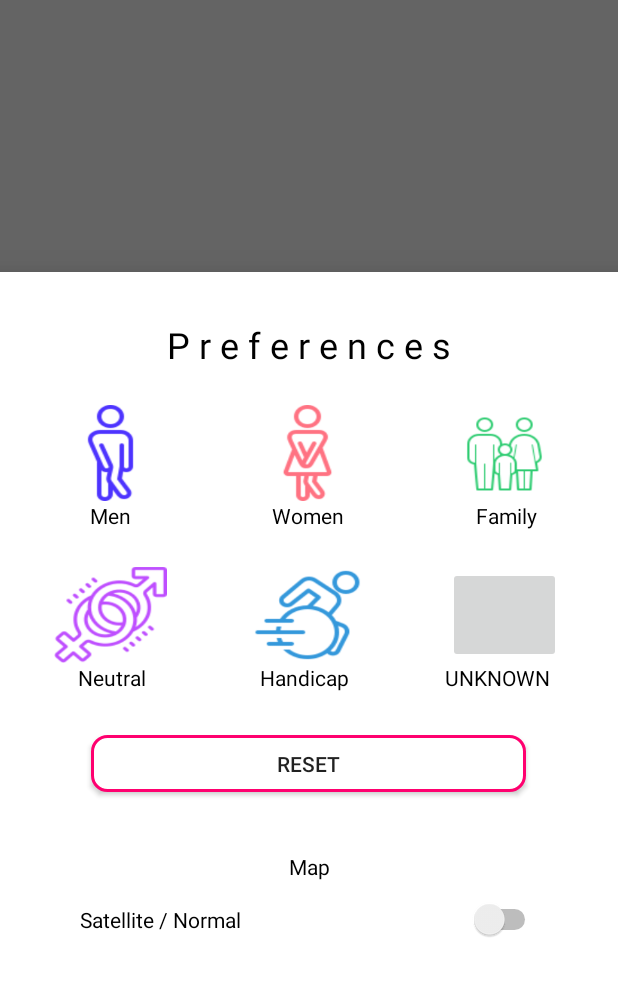
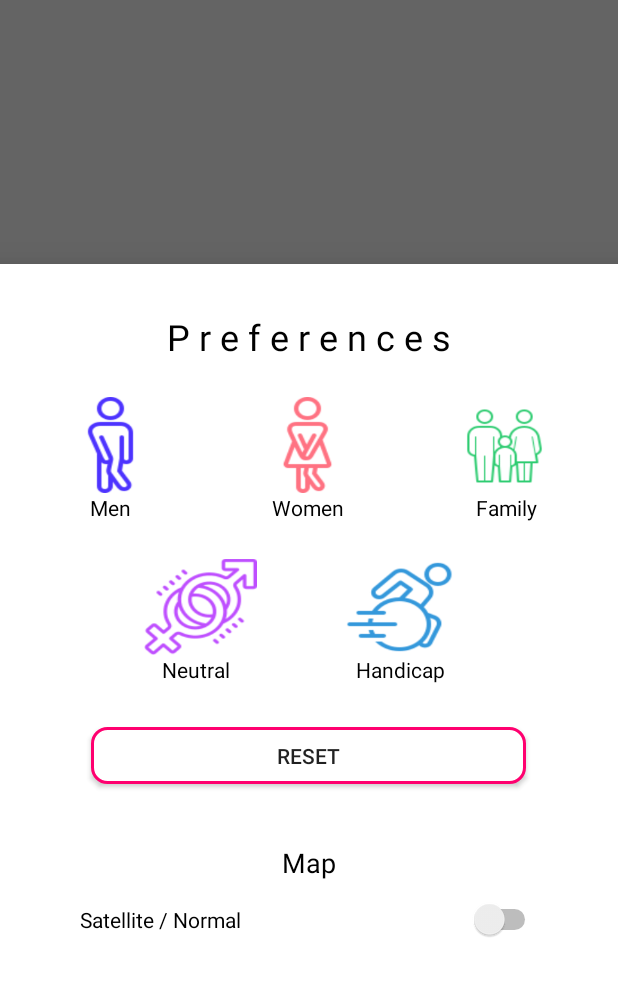
Before and after one commit to pr0jectf3/Potty-Time, an Android app: the screen it shows after launch (MainActivity), after a tap on an icon or button, on a phone screen of 412 x 824 dp, the part 137-1133 px from its top. Run offline under Robolectric (Android 15) with nearby library versions, the phone set to English and light mode, and no system bars; our stand-ins replace Firebase (no records; nobody signed in at launch, a user with empty details on screens opened directly), navigation-ui.

```diff
--- a/app/src/main/java/com/example/pottytime/ui/home/HomeFragment.kt
+++ b/app/src/main/java/com/example/pottytime/ui/home/HomeFragment.kt
@@ -21,7 +21,9 @@ import com.google.android.gms.maps.OnMapReadyCallback
 import com.google.android.gms.maps.SupportMapFragment
 import com.google.android.gms.maps.model.*
 import com.google.android.material.bottomsheet.BottomSheetDialog
+import com.google.firebase.firestore.CollectionReference
 import com.google.firebase.firestore.FirebaseFirestore
+import com.google.firebase.firestore.Query
 import kotlinx.android.synthetic.main.dialog_layout.*
 import kotlinx.android.synthetic.main.dialog_layout.view.*
 import kotlinx.android.synthetic.main.fragment_home.*
@@ -64,6 +66,7 @@ class HomeFragment : Fragment(), OnMapReadyCallback {
         rootView.homeButton.setOnClickListener {
             val dialog = BottomSheetDialog(this.requireContext())
             val view = layoutInflater.inflate(R.layout.dialog_layout,null)
+            setInitState(view)
             setButtonPreferences(view)
             dialog.setContentView(view)
             dialog.show()
@@ -76,26 +79,32 @@ class HomeFragment : Fragment(), OnMapReadyCallback {
     }
     override fun onMapReady(googleMap: GoogleMap?) {
         mMap = googleMap!!
+        mMap.clear()
         if (isSatellite) mMap.setMapType(GoogleMap.MAP_TYPE_HYBRID) else mMap.setMapType(GoogleMap.MAP_TYPE_NORMAL)
         val schoolBounds = LatLngBounds(LatLng(34.061334,-118.174004),
             LatLng(34.071732,-118.162157)
         )
 
-        db.collection("bathrooms")
-            .get().addOnSuccessListener { result ->
+        val queryList:MutableList<Query> = filterDB()
+        for(query in queryList){
+            query.get().addOnSuccessListener { result ->
                 for(document in result){
                     val lat = document.data.get("lat").toString().toDouble()
                     val lon = document.data.get("lon").toString().toDouble()
                     val coord = LatLng(lat,lon)
-                    //val marker: MarkerOptions = MarkerOptions().position(coord).title("bathroom")
-                    //marker.icon(BitmapDescriptorFactory.fromResource(R.drawable.toilet_map))
+//                    val marker: MarkerOptions = MarkerOptions().position(coord).title("bathroom")
+//                    marker.icon(BitmapDescriptorFactory.fromResource(R.drawable.toilet_map))
+//                    mMap.addMarker(marker)
                     mMap.addMarker(MarkerOptions().position(coord).title("bathroom"))
                 }
             }
+        }
+
         mMap.setLatLngBoundsForCameraTarget(schoolBounds)
         mMap.moveCamera(CameraUpdateFactory.newLatLngZoom(schoolBounds.center,20.0f))
         mMap.setMinZoomPreference(16.0f)
         setUpMap()
+
     }
 
     private fun setUpMap() {
@@ -107,27 +116,53 @@ class HomeFragment : Fragment(), OnMapReadyCallback {
         }
     }
 
+    private fun filterDB():MutableList<Query>{
+        val queryList = mutableListOf<Query>()
+        val bathroomRef = db.collection("bathrooms")
+        if(isFamily) queryList.add(bathroomRef.whereEqualTo("isFamily",true))
+        if(isNeutral) queryList.add(bathroomRef.whereEqualTo("gender","Neutral"))
+        if(isHandicap) queryList.add(bathroomRef.whereEqualTo("isHandicap",true))
+        if(isMen) queryList.add(bathroomRef.whereEqualTo("gender","Male"))
+        if(isWomen) queryList.add(bathroomRef.whereEqualTo("gender","Female"))
+
+        return queryList
+
+    }
+
+    private fun setInitState(rootView: View){
+        if(isMen) rootView.menButton.setImageResource(R.drawable.male_on) else rootView.menButton.setImageResource(R.drawable.male_off)
+        if(isWomen) rootView.womenButton.setImageResource(R.drawable.female_on) else rootView.womenButton.setImageResource(R.drawable.female_off)
+        if(isFamily) rootView.familyButton.setImageResource(R.drawable.family_on) else rootView.familyButton.setImageResource(R.drawable.family_off)
+        if(isHandicap) rootView.handicapButton.setImageResource(R.drawable.handicap_on) else rootView.handicapButton.setImageResource(R.drawable.handicap_off)
+        if(isNeutral) rootView.neutralButton.setImageResource(R.drawable.neutral_on) else rootView.neutralButton.setImageResource(R.drawable.neutral_off)
+    }
+
     private fun setButtonPreferences(rootView: View){
 
         rootView.menButton.setOnClickListener{
             if(isMen) rootView.menButton.setImageResource(R.drawable.male_off) else rootView.menButton.setImageResource(R.drawable.male_on)
             isMen = !isMen
+            onMapReady(mMap)
         }
         rootView.womenButton.setOnClickListener{
             if(isWomen) rootView.womenButton.setImageResource(R.drawable.female_off) else rootView.womenButton.setImageResource(R.drawable.female_on)
             isWomen = !isWomen
+            onMapReady(mMap)
         }
         rootView.familyButton.setOnClickListener{
             if(isFamily) rootView.familyButton.setImageResource(R.drawable.family_off) else rootView.familyButton.setImageResource(R.drawable.family_on)
             isFamily = !isFamily
+            onMapReady(mMap)
         }
         rootView.handicapButton.setOnClickListener{
             if(isHandicap) rootView.handicapButton.setImageResource(R.drawable.handicap_off) else rootView.handicapButton.setImageResource(R.drawable.handicap_on)
             isHandicap = !isHandicap
+            onMapReady(mMap)
         }
         rootView.neutralButton.setOnClickListener{
             if(isNeutral) rootView.neutralButton.setImageResource(R.drawable.neutral_off) else rootView.neutralButton.setImageResource(R.drawable.neutral_on)
             isNeutral = !isNeutral
+            onMapReady(mMap)
         }
         rootView.mapSwitch.setOnCheckedChangeListener{buttonView, isChecked ->
             if(isChecked) isSatellite = false else isSatellite = !isSatellite
--- a/app/src/main/res/layout/dialog_layout.xml
+++ b/app/src/main/res/layout/dialog_layout.xml
@@ -3,23 +3,14 @@
     xmlns:app="http://schemas.android.com/apk/res-auto"
     xmlns:tools="http://schemas.android.com/tools"
     android:layout_width="match_parent"
-    android:layout_height="match_parent">
-
-    <TextView
-        android:id="@+id/textView8"
-        android:layout_width="wrap_content"
-        android:layout_height="wrap_content"
-        android:layout_marginStart="64dp"
-        android:text="UNKNOWN"
-        android:textColor="#000000"
-        app:layout_constraintStart_toEndOf="@+id/textView7"
-        app:layout_constraintTop_toBottomOf="@+id/imageButton6" />
+    android:layout_height="match_parent"
+    android:background="#FFFFFF">
 
     <TextView
         android:id="@+id/textView6"
         android:layout_width="wrap_content"
         android:layout_height="wrap_content"
-        android:layout_marginStart="52dp"
+        android:layout_marginStart="108dp"
         android:text="Neutral"
         android:textColor="#000000"
         app:layout_constraintStart_toStartOf="parent"
@@ -29,7 +20,7 @@
         android:id="@+id/textView7"
         android:layout_width="wrap_content"
         android:layout_height="wrap_content"
-        android:layout_marginStart="76dp"
+        android:layout_marginStart="84dp"
         android:text="Handicap"
         android:textColor="#000000"
         app:layout_constraintStart_toEndOf="@+id/textView6"
@@ -49,24 +40,15 @@
         android:id="@+id/handicapButton"
         android:layout_width="75dp"
         android:layout_height="64dp"
-        android:layout_marginStart="56dp"
+        android:layout_marginStart="57dp"
         android:layout_marginTop="44dp"
+        android:layout_marginEnd="108dp"
         android:background="#00F1ECEC"
         android:scaleType="fitXY"
         android:src="@drawable/handicap_on"
+        app:layout_constraintEnd_toEndOf="parent"
         app:layout_constraintStart_toEndOf="@+id/neutralButton"
         app:layout_constraintTop_toBottomOf="@+id/womenButton" />
-
-    <ImageButton
-        android:id="@+id/imageButton6"
-        android:layout_width="75dp"
-        android:layout_height="64dp"
-        android:layout_marginStart="56dp"
-        android:layout_marginTop="44dp"
-        android:scaleType="fitXY"
-        app:layout_constraintStart_toEndOf="@+id/handicapButton"
-        app:layout_constraintTop_toBottomOf="@+id/familyButton"
-        tools:srcCompat="@tools:sample/avatars[0]" />
 
     <TextView
         android:id="@+id/textView2"
@@ -97,7 +79,7 @@
         android:id="@+id/neutralButton"
         android:layout_width="75dp"
         android:layout_height="64dp"
-        android:layout_marginStart="36dp"
+        android:layout_marginStart="96dp"
         android:layout_marginTop="44dp"
         android:background="#00EBE8E8"
         android:scaleType="fitXY"
@@ -134,12 +116,12 @@
         android:layout_width="290dp"
         android:layout_height="38dp"
         android:layout_marginTop="48dp"
+        android:background="@drawable/button_round"
         android:text="Reset"
         app:layout_constraintEnd_toEndOf="parent"
         app:layout_constraintHorizontal_bias="0.495"
         app:layout_constraintStart_toStartOf="parent"
-        app:layout_constraintTop_toBottomOf="@+id/handicapButton"
-        android:background="@drawable/button_round" />
+        app:layout_constraintTop_toBottomOf="@+id/handicapButton" />
 
     <TextView
         android:id="@+id/textView3"
@@ -148,7 +130,7 @@
         android:layout_marginTop="40dp"
         android:text="Map"
         android:textColor="#000000"
-        android:textSize="14sp"
+        android:textSize="18sp"
         app:layout_constraintEnd_toEndOf="parent"
         app:layout_constraintStart_toStartOf="parent"
         app:layout_constraintTop_toBottomOf="@+id/button19" />
```
Also changed, not shown: app/src/main/res/drawable/toilet_map.png.
